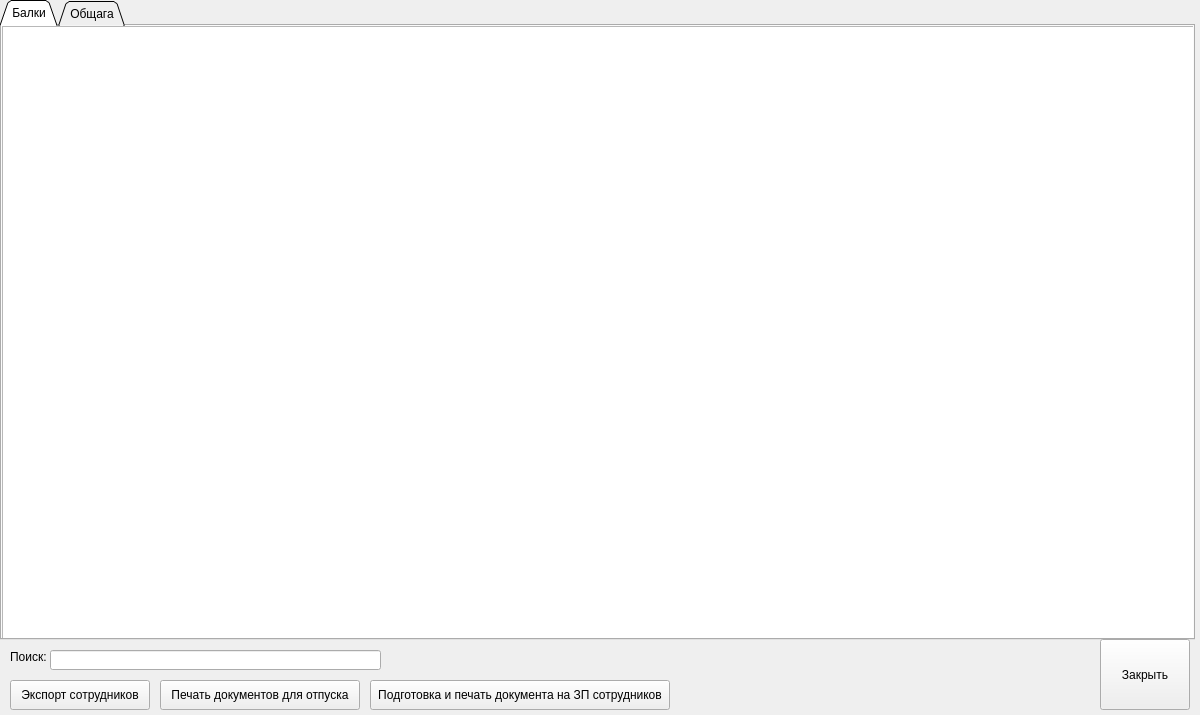
Qt form python version/komendant/Zaselenieui.ui (luceferon/komendant) before a commit.
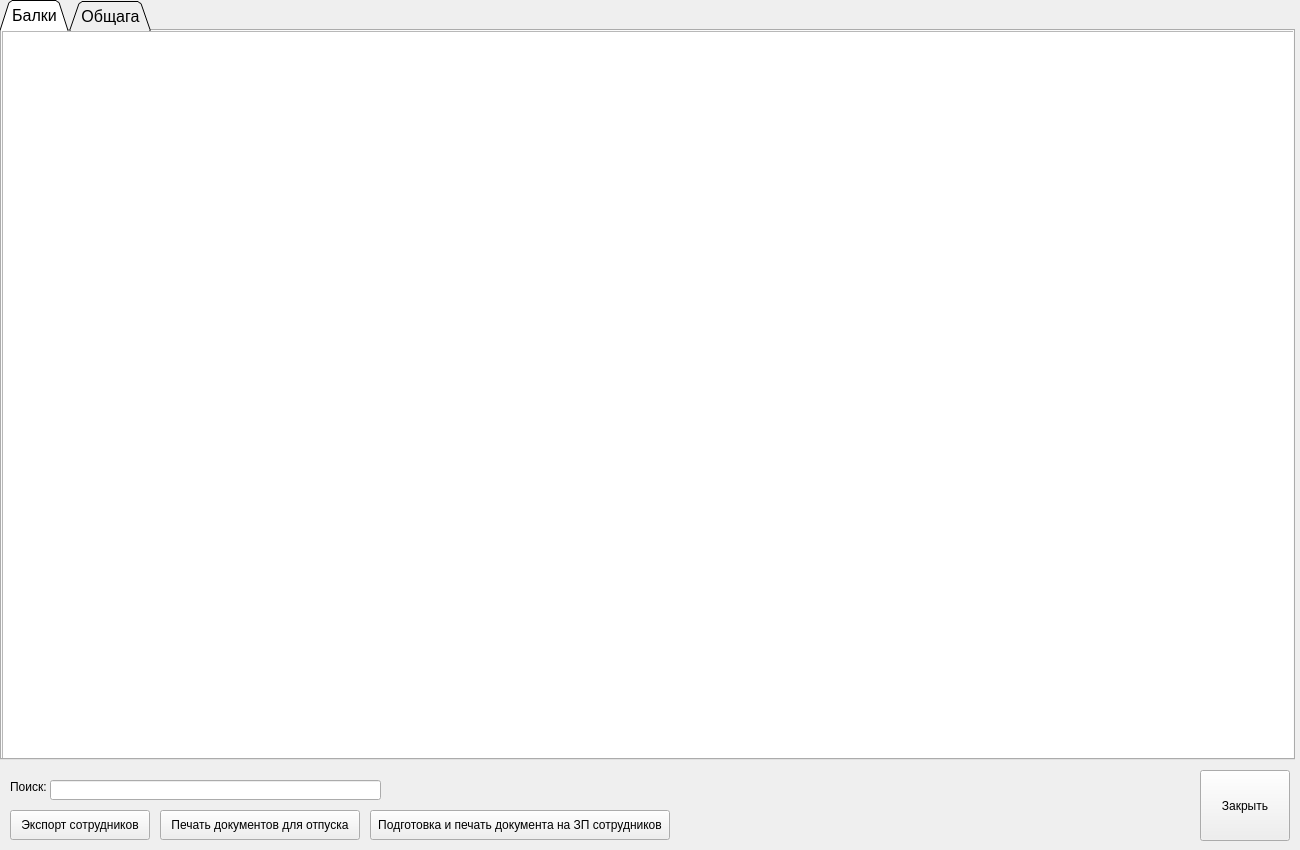
The same form after that commit.

Diff of the .ui file:
```diff
--- a/python version/komendant/Zaselenieui.ui
+++ b/python version/komendant/Zaselenieui.ui
@@ -6,8 +6,8 @@
    <rect>
     <x>0</x>
     <y>0</y>
-    <width>1200</width>
-    <height>715</height>
+    <width>1300</width>
+    <height>850</height>
    </rect>
   </property>
   <property name="sizePolicy">
@@ -18,14 +18,14 @@
   </property>
   <property name="minimumSize">
    <size>
-    <width>1200</width>
-    <height>715</height>
+    <width>1300</width>
+    <height>850</height>
    </size>
   </property>
   <property name="maximumSize">
    <size>
-    <width>1200</width>
-    <height>715</height>
+    <width>1300</width>
+    <height>850</height>
    </size>
   </property>
   <property name="windowTitle">
@@ -40,8 +40,8 @@
      <rect>
       <x>0</x>
       <y>0</y>
-      <width>1195</width>
-      <height>640</height>
+      <width>1295</width>
+      <height>760</height>
      </rect>
     </property>
     <property name="sizePolicy">
@@ -52,16 +52,21 @@
     </property>
     <property name="minimumSize">
      <size>
-      <width>1195</width>
-      <height>640</height>
+      <width>1295</width>
+      <height>760</height>
      </size>
     </property>
     <property name="maximumSize">
      <size>
-      <width>1195</width>
-      <height>640</height>
+      <width>1295</width>
+      <height>760</height>
      </size>
     </property>
+    <property name="font">
+     <font>
+      <pointsize>12</pointsize>
+     </font>
+    </property>
     <property name="tabShape">
      <enum>QTabWidget::Triangular</enum>
     </property>
@@ -86,22 +91,27 @@
        <rect>
         <x>0</x>
         <y>0</y>
-        <width>1195</width>
-        <height>620</height>
+        <width>1295</width>
+        <height>735</height>
        </rect>
       </property>
       <property name="minimumSize">
        <size>
-        <width>1195</width>
-        <height>620</height>
+        <width>1295</width>
+        <height>735</height>
        </size>
       </property>
       <property name="maximumSize">
        <size>
-        <width>1195</width>
-        <height>620</height>
+        <width>1295</width>
+        <height>735</height>
        </size>
       </property>
+      <property name="font">
+       <font>
+        <pointsize>12</pointsize>
+       </font>
+      </property>
       <property name="sortingEnabled">
        <bool>false</bool>
       </property>
@@ -144,8 +154,8 @@
    <widget class="QPushButton" name="PBclose">
     <property name="geometry">
      <rect>
-      <x>1100</x>
-      <y>639</y>
+      <x>1200</x>
+      <y>770</y>
       <width>90</width>
       <height>71</height>
      </rect>
@@ -158,7 +168,7 @@
     <property name="geometry">
      <rect>
       <x>370</x>
-      <y>680</y>
+      <y>810</y>
       <width>300</width>
       <height>30</height>
      </rect>
@@ -171,7 +181,7 @@
     <property name="geometry">
      <rect>
       <x>160</x>
-      <y>680</y>
+      <y>810</y>
       <width>200</width>
       <height>30</height>
      </rect>
@@ -184,7 +194,7 @@
     <property name="geometry">
      <rect>
       <x>10</x>
-      <y>680</y>
+      <y>810</y>
       <width>140</width>
       <height>30</height>
      </rect>
@@ -197,7 +207,7 @@
     <property name="geometry">
      <rect>
       <x>10</x>
-      <y>650</y>
+      <y>780</y>
       <width>47</width>
       <height>13</height>
      </rect>
@@ -210,7 +220,7 @@
     <property name="geometry">
      <rect>
       <x>50</x>
-      <y>650</y>
+      <y>780</y>
       <width>331</width>
       <height>20</height>
      </rect>
```
Left out of the diff: 12 changed lines with no effect on the pictures.
